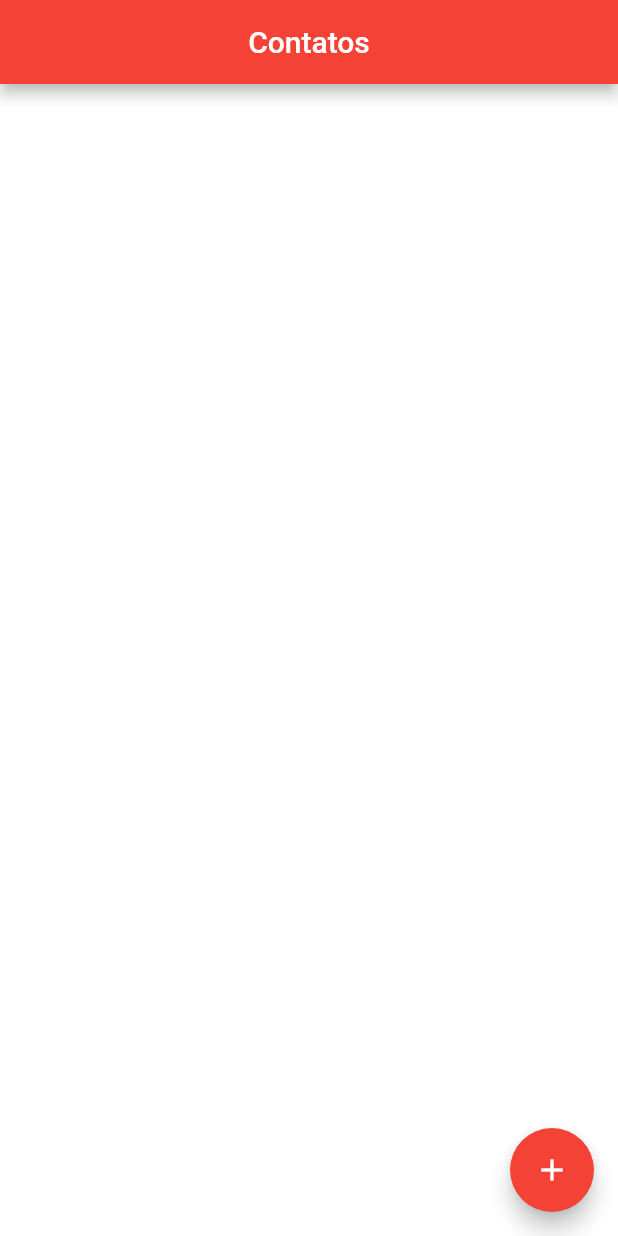
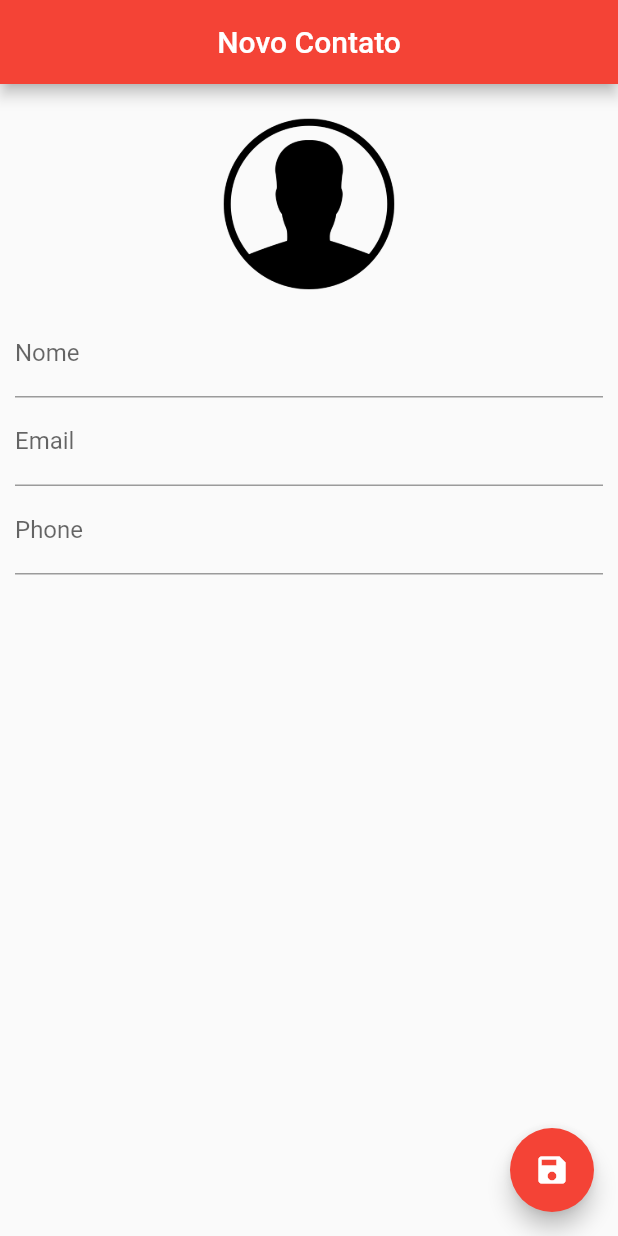
Before and after one commit to MaykeAlisson/app_agenda, a Flutter app: the screen it shows after launch, on a phone screen of 412 x 824 dp. Run offline on Flutter 3.47's test engine with Material 2 defaults, Android fonts, the phone set to English and light mode, and no system bars; our stand-ins replace sqflite; accounts and stored records are empty.

Commit message:
Editando um contato

```diff
--- a/lib/main.dart
+++ b/lib/main.dart
@@ -1,9 +1,10 @@
-import 'package:agenda_app/ui/home_page.dart';
+import 'package:agenda_app/ui/contact_page.dart';
 import 'package:flutter/cupertino.dart';
 import 'package:flutter/material.dart';
 
 void main(){
   runApp(MaterialApp(
-    home: HomePage(),
+    home: ContactPage(),
+    debugShowCheckedModeBanner: false, // Remove o icone de degub
   ));
 }
--- /dev/null
+++ b/lib/ui/contact_page.dart
@@ -0,0 +1,106 @@
+import 'dart:io';
+
+import 'package:agenda_app/helpers/contact_helper.dart';
+import 'package:flutter/material.dart';
+
+class ContactPage extends StatefulWidget {
+
+  final Contact contact;
+
+  ContactPage({this.contact});
+
+  @override
+  _ContactPageState createState() => _ContactPageState();
+}
+
+class _ContactPageState extends State<ContactPage> {
+
+  final _nameController = TextEditingController();
+  final _emailController = TextEditingController();
+  final _phoneController = TextEditingController();
+
+  bool _userEdited = false;
+
+  Contact _editedContact;
+
+  @override
+  void initState() {
+    super.initState();
+
+    if(widget.contact == null){
+      _editedContact = Contact();
+    }else{
+      _editedContact = Contact.fromMap((widget.contact.toMap()));
+
+      _nameController.text = _editedContact.name;
+      _emailController.text = _editedContact.email;
+      _phoneController.text = _editedContact.phone;
+    }
+  }
+
+
+  @override
+  Widget build(BuildContext context) {
+    return Scaffold(
+      appBar: AppBar(
+        backgroundColor: Colors.red,
+        title: Text(_editedContact.name ?? "Novo Contato"),
+        centerTitle: true,
+      ),
+      floatingActionButton: FloatingActionButton(
+        onPressed: (){},
+        child: Icon(Icons.save),
+        backgroundColor: Colors.red,
+      ),
+      body: SingleChildScrollView(
+        padding: EdgeInsets.all(10.0),
+        child: Column(
+          children: <Widget>[
+            GestureDetector(
+              child:  Container(
+                width: 140.0,
+                height: 140.0,
+                decoration: BoxDecoration(
+                  shape: BoxShape.circle,
+                  image: DecorationImage(
+                      image: _editedContact.img != null
+                          ? FileImage(File(_editedContact.img))
+                          : AssetImage("images/person.png")),
+                ),
+              ),
+            ),
+            TextField(
+              decoration: InputDecoration(labelText: "Nome"),
+              controller: _nameController,
+              onChanged: (text){
+                _userEdited = true;
+                setState(() {
+                  _editedContact.name = text;
+                });
+              },
+            ),
+            TextField(
+              decoration: InputDecoration(labelText: "Email"),
+              controller: _emailController,
+              onChanged: (text){
+                _userEdited = true;
+                _editedContact.email = text;
+              },
+              keyboardType: TextInputType.emailAddress,
+            ),
+            TextField(
+              decoration: InputDecoration(labelText: "Phone"),
+              controller: _phoneController,
+              onChanged: (text){
+                _userEdited = true;
+                _editedContact.phone = text;
+              },
+              keyboardType: TextInputType.phone,
+            ),
+          ],
+        ),
+      ),
+    );
+  }
+
+}
```
